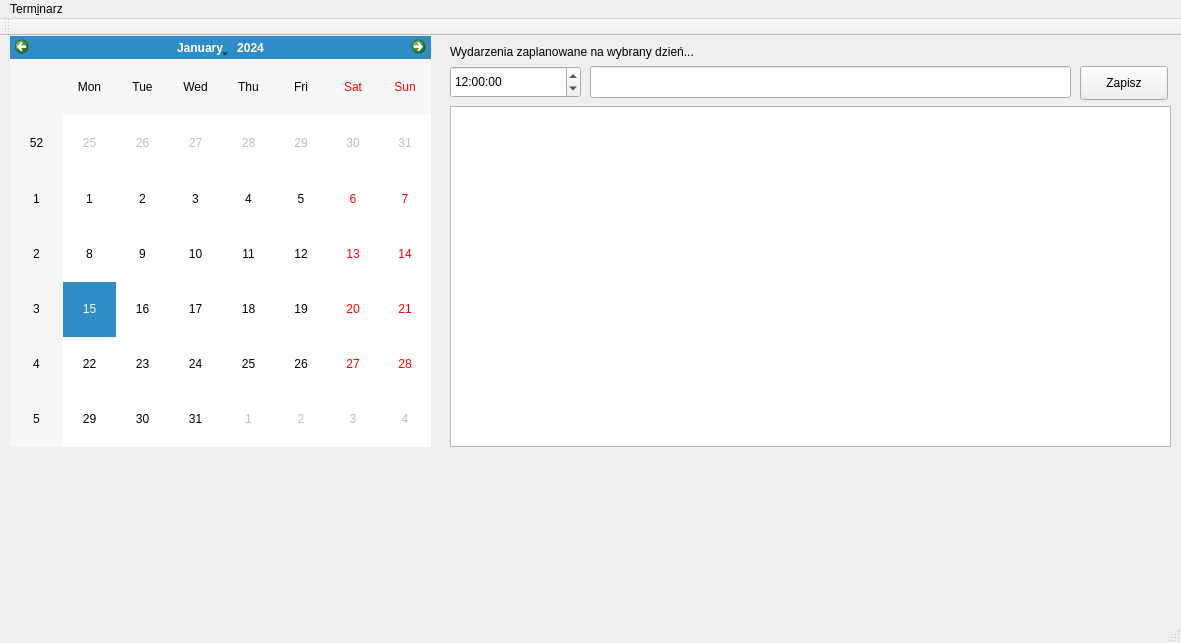
This is terminarz/mainwindow.ui in awojcik64/terminarz as Qt 5 draws it before an edit. The edited form follows.
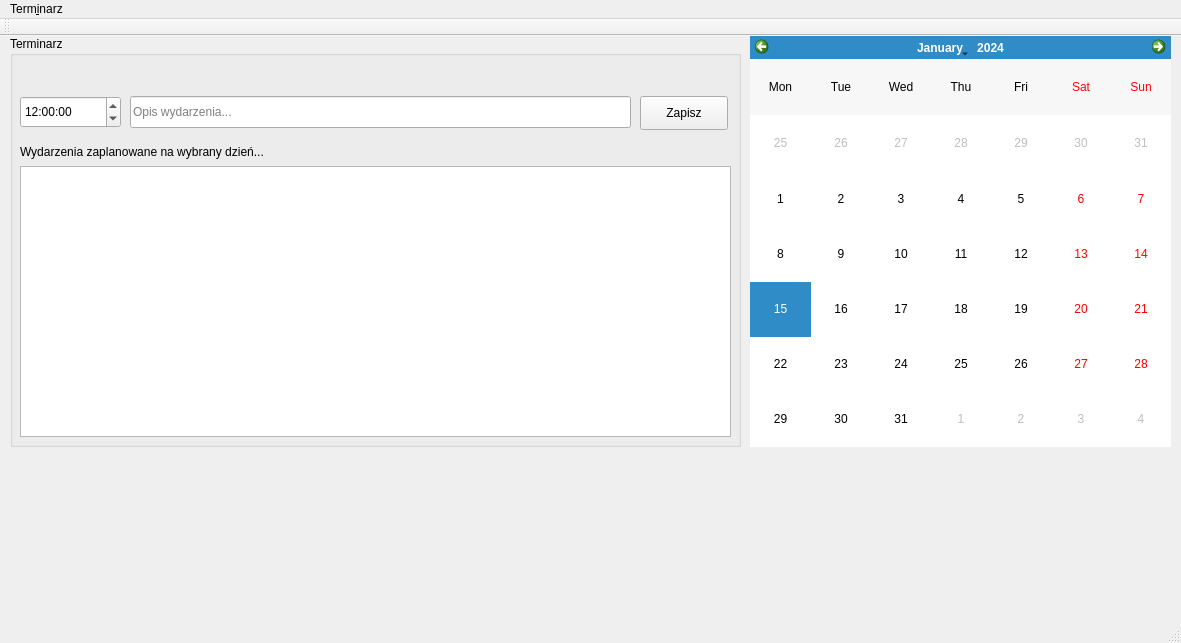
This is the edited form.

Diff of the .ui file:
```diff
--- a/terminarz/mainwindow.ui
+++ b/terminarz/mainwindow.ui
@@ -14,56 +14,52 @@
    <string>MainWindow</string>
   </property>
   <widget class="QWidget" name="centralWidget">
-   <widget class="QCalendarWidget" name="calendarWidget">
+   <widget class="QGroupBox" name="groupBox">
     <property name="geometry">
      <rect>
       <x>10</x>
       <y>0</y>
-      <width>421</width>
+      <width>731</width>
       <height>411</height>
      </rect>
     </property>
-    <property name="gridVisible">
-     <bool>false</bool>
+    <property name="title">
+     <string>Terminarz</string>
     </property>
-    <property name="verticalHeaderFormat">
-     <enum>QCalendarWidget::ISOWeekNumbers</enum>
-    </property>
-    <property name="navigationBarVisible">
-     <bool>true</bool>
-    </property>
-    <property name="dateEditEnabled">
-     <bool>true</bool>
-    </property>
-   </widget>
    <widget class="QColumnView" name="columnView">
     <property name="geometry">
      <rect>
-      <x>450</x>
-      <y>70</y>
-      <width>721</width>
-      <height>341</height>
+       <x>10</x>
+       <y>130</y>
+       <width>711</width>
+       <height>271</height>
      </rect>
     </property>
    </widget>
-   <widget class="QLabel" name="label">
+    <widget class="QLineEdit" name="lineEdit">
     <property name="geometry">
      <rect>
-      <x>450</x>
-      <y>0</y>
-      <width>281</width>
-      <height>31</height>
-     </rect>
-    </property>
+       <x>120</x>
+       <y>60</y>
+       <width>501</width>
+       <height>32</height>
+      </rect>
+     </property>
+     <property name="inputMethodHints">
+      <set>Qt::ImhNoAutoUppercase|Qt::ImhPreferLatin</set>
+     </property>
     <property name="text">
-     <string>Wydarzenia zaplanowane na wybrany dzień...</string>
+      <string/>
+     </property>
+     <property name="placeholderText">
+      <string>Opis wydarzenia...</string>
     </property>
    </widget>
    <widget class="QPushButton" name="pushButton">
     <property name="geometry">
      <rect>
-      <x>1080</x>
-      <y>30</y>
+       <x>630</x>
+       <y>60</y>
       <width>88</width>
       <height>34</height>
      </rect>
@@ -72,37 +68,60 @@
      <string>Zapisz</string>
     </property>
    </widget>
-   <widget class="QLineEdit" name="lineEdit">
-    <property name="geometry">
-     <rect>
-      <x>590</x>
-      <y>30</y>
-      <width>481</width>
-      <height>32</height>
-     </rect>
-    </property>
-    <property name="inputMethodHints">
-     <set>Qt::ImhNoAutoUppercase|Qt::ImhPreferLatin</set>
-    </property>
-    <property name="text">
-     <string/>
-    </property>
-   </widget>
    <widget class="QTimeEdit" name="timeEdit_2">
     <property name="geometry">
      <rect>
-      <x>450</x>
-      <y>30</y>
-      <width>131</width>
+       <x>10</x>
+       <y>60</y>
+       <width>101</width>
       <height>32</height>
      </rect>
     </property>
+     <property name="specialValueText">
+      <string/>
+     </property>
     <property name="time">
      <time>
       <hour>12</hour>
       <minute>0</minute>
       <second>0</second>
      </time>
+     </property>
+    </widget>
+    <widget class="QLabel" name="label">
+     <property name="geometry">
+      <rect>
+       <x>10</x>
+       <y>100</y>
+       <width>281</width>
+       <height>31</height>
+      </rect>
+     </property>
+     <property name="text">
+      <string>Wydarzenia zaplanowane na wybrany dzień...</string>
+     </property>
+    </widget>
+   </widget>
+   <widget class="QCalendarWidget" name="calendarWidget">
+    <property name="geometry">
+     <rect>
+      <x>750</x>
+      <y>0</y>
+      <width>421</width>
+      <height>411</height>
+     </rect>
+    </property>
+    <property name="gridVisible">
+     <bool>false</bool>
+    </property>
+    <property name="verticalHeaderFormat">
+     <enum>QCalendarWidget::NoVerticalHeader</enum>
+    </property>
+    <property name="navigationBarVisible">
+     <bool>true</bool>
+    </property>
+    <property name="dateEditEnabled">
+     <bool>true</bool>
     </property>
    </widget>
   </widget>
```
Left out of the diff: 3 changed lines with no effect on the pictures. Lines whose indentation alone changed are shown as unchanged.
